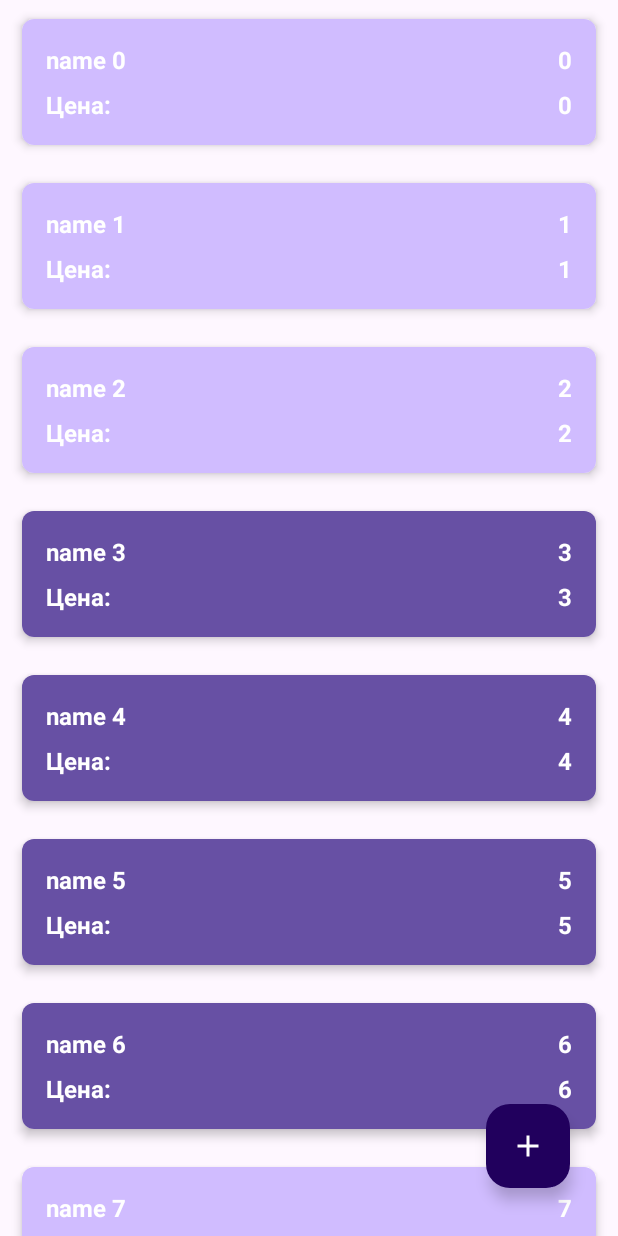
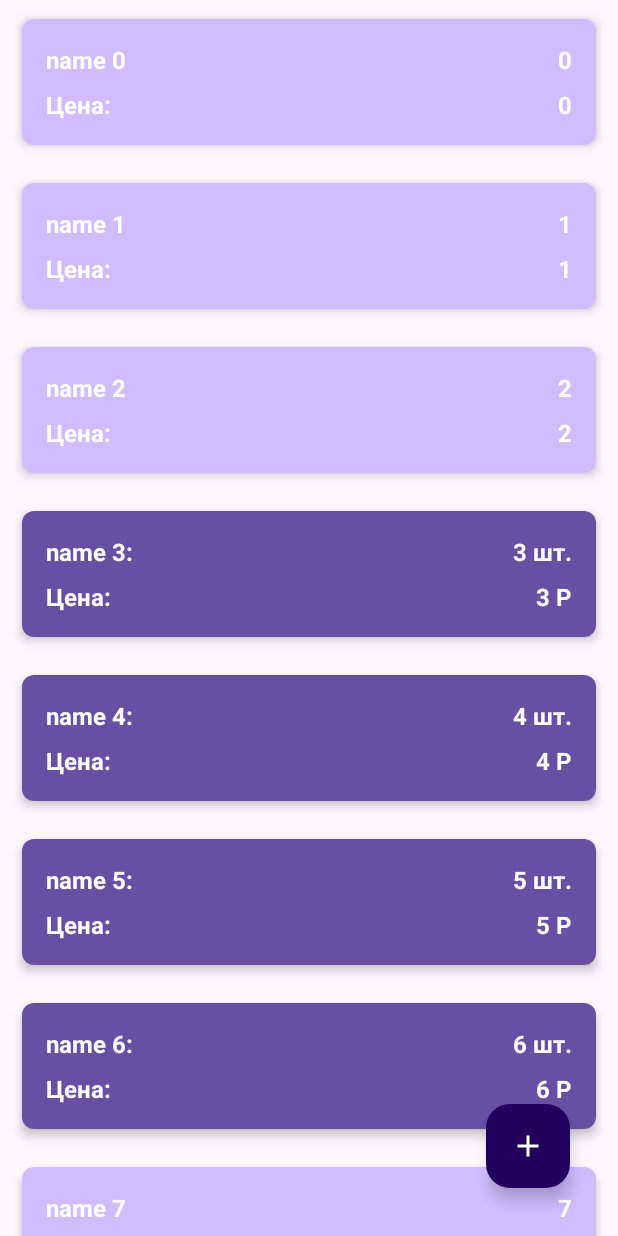
Before and after one commit to EgorPoprotskiy/MyShopping, an Android app: the screen it shows after launch (MainActivity), on a phone screen of 412 x 824 dp. Run offline under Robolectric (Android 15) with nearby library versions, the phone set to English and light mode, and no system bars; our stand-ins replace data binding.

Commit message:
DataBinding в приложении

```diff
--- a/app/src/main/res/layout/shop_item_active.xml
+++ b/app/src/main/res/layout/shop_item_active.xml
@@ -28,7 +28,7 @@
 
             <TextView
                 android:id="@+id/tv_name"
-                android:text="@{shopItem.name}"
+                android:text="@{shopItem.name + `:`}"
                 android:layout_width="0dp"
                 android:layout_height="wrap_content"
                 android:layout_weight="1"
@@ -41,7 +41,7 @@
 
             <TextView
                 android:id="@+id/tv_nameCount"
-                android:text="@{String.valueOf(shopItem.nameCount)}"
+                android:text="@{String.valueOf(shopItem.nameCount) + ` шт.`}"
                 android:layout_width="wrap_content"
                 android:layout_height="wrap_content"
                 android:textColor="@color/md_theme_light_onPrimary"
@@ -67,7 +67,7 @@
 
             <TextView
                 android:id="@+id/tv_priceCount"
-                android:text="@{String.valueOf(shopItem.priceCount)}"
+                android:text="@{String.valueOf(shopItem.priceCount) + ` Р`}"
                 android:layout_width="wrap_content"
                 android:layout_height="wrap_content"
                 android:paddingTop="@dimen/radius"
```
